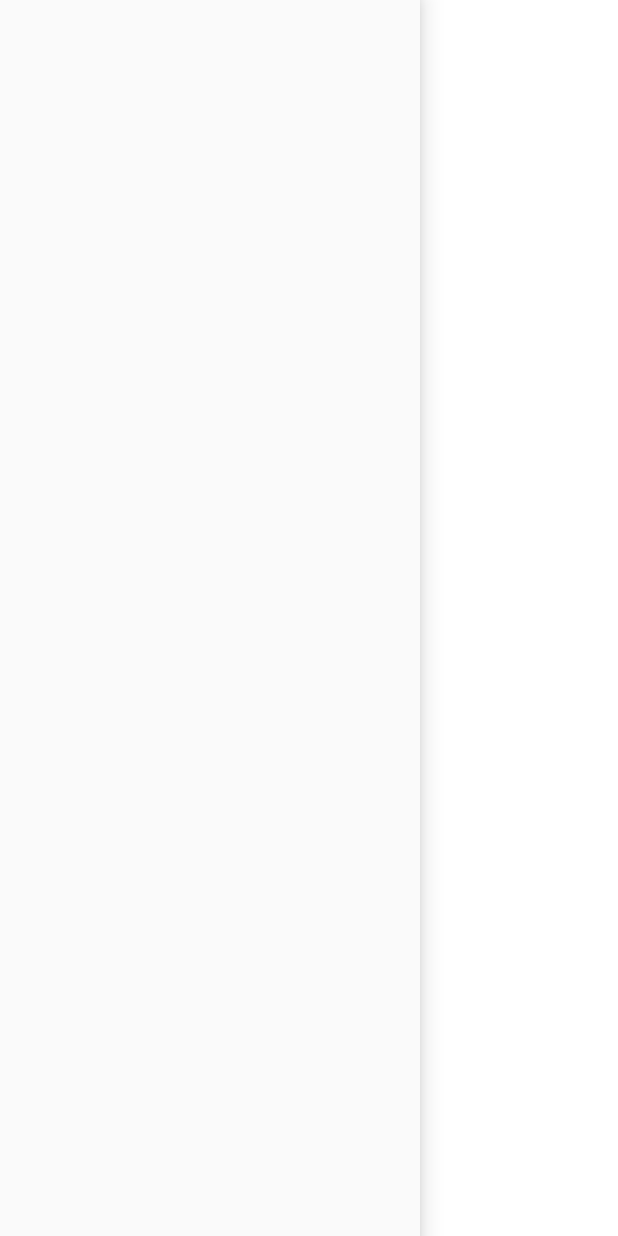
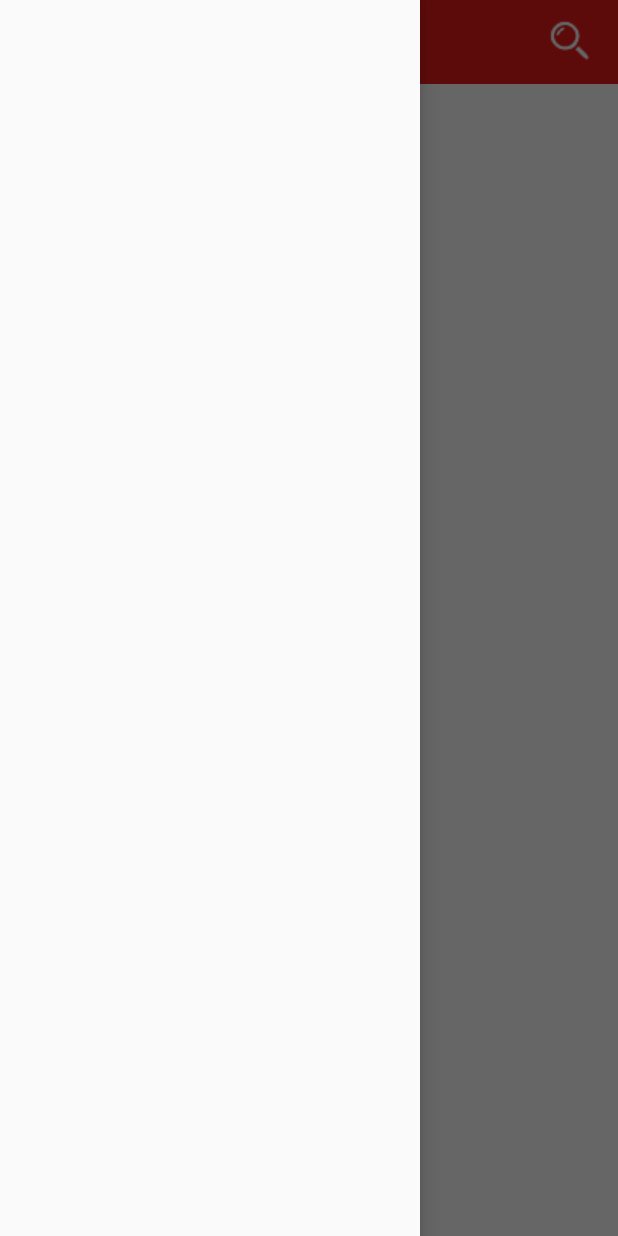
Before and after one commit to JyotiAvhad/Android-Kotlin-Projects, an Android app: the HomeActivity screen opened directly, with no data from a screen before it, with the side drawer open, on a phone screen of 412 x 824 dp. Run offline under Robolectric (Android 15) with nearby library versions, the phone set to English and light mode, and no system bars.

Commit message:
Add Home Activity ToolBar Design

```diff
--- /dev/null
+++ b/NeoStore/app/src/main/res/drawable/ic_dehaze.xml
@@ -0,0 +1,5 @@
+<vector android:height="24dp" android:tint="#FFFFFF"
+    android:viewportHeight="24.0" android:viewportWidth="24.0"
+    android:width="24dp" xmlns:android="http://schemas.android.com/apk/res/android">
+    <path android:fillColor="#FF000000" android:pathData="M2,15.5v2h20v-2L2,15.5zM2,10.5v2h20v-2L2,10.5zM2,5.5v2h20v-2L2,5.5z"/>
+</vector>
--- a/NeoStore/app/src/main/res/layout/activity_home.xml
+++ b/NeoStore/app/src/main/res/layout/activity_home.xml
@@ -1,12 +1,63 @@
 <?xml version="1.0" encoding="utf-8"?>
 <androidx.drawerlayout.widget.DrawerLayout xmlns:android="http://schemas.android.com/apk/res/android"
+    xmlns:app="http://schemas.android.com/apk/res-auto"
     android:layout_width="match_parent"
-    android:background="@color/colorWhite"
-    android:layout_height="match_parent">
+    android:layout_height="match_parent"
+    android:background="@color/colorWhite">
 
-<com.google.android.material.navigation.NavigationView
-    android:layout_width="wrap_content"
-    android:layout_gravity="start"
-    android:layout_height="match_parent"/>
+    <FrameLayout
+        android:layout_width="match_parent"
+        android:layout_height="match_parent">
+
+        <androidx.appcompat.widget.Toolbar
+            android:layout_width="match_parent"
+            android:layout_height="?attr/actionBarSize"
+            android:background="@color/colorPrimary"
+            app:popupTheme="@style/ThemeOverlay.AppCompat.Light">
+
+            <RelativeLayout
+                android:layout_width="match_parent"
+                android:layout_height="match_parent"
+                android:gravity="center_vertical"
+                android:orientation="horizontal"
+                android:paddingRight="15dp">
+
+                <ImageView
+                    android:id="@+id/iv_home_menu"
+                    android:layout_width="wrap_content"
+                    android:layout_height="wrap_content"
+                    android:layout_alignParentLeft="true"
+                    android:layout_centerVertical="true"
+                    android:src="@drawable/menu_icon" />
+
+                <TextView
+                    android:id="@+id/iv_home_appName"
+                    android:layout_width="wrap_content"
+                    android:layout_height="wrap_content"
+                    android:layout_centerInParent="true"
+                    android:layout_centerVertical="true"
+                    android:text="@string/app_name"
+                    android:textColor="@color/colorWhite"
+                    android:textSize="24dp"
+                    android:textStyle="bold" />
+
+                <ImageView
+                    android:id="@+id/iv_home_search"
+                    android:layout_width="wrap_content"
+                    android:layout_height="wrap_content"
+                    android:layout_alignParentRight="true"
+                    android:layout_centerVertical="true"
+                    android:src="@drawable/search_icon" />
+
+            </RelativeLayout>
+
+        </androidx.appcompat.widget.Toolbar>
+
+    </FrameLayout>
+
+    <com.google.android.material.navigation.NavigationView
+        android:layout_width="wrap_content"
+        android:layout_height="match_parent"
+        android:layout_gravity="start" />
 
 </androidx.drawerlayout.widget.DrawerLayout>
--- a/NeoStore/app/src/main/res/values/strings.xml
+++ b/NeoStore/app/src/main/res/values/strings.xml
@@ -1,5 +1,5 @@
 <resources>
-    <string name="app_name">NeoStore</string>
+    <string name="app_name">NeoSTORE</string>
 
     <string name="register_activity_name">Register</string>
 </resources>
```
Also changed, not shown: NeoStore/app/src/main/res/drawable/menu_icon.png (added), NeoStore/app/src/main/res/drawable/search_icon.png (added).
